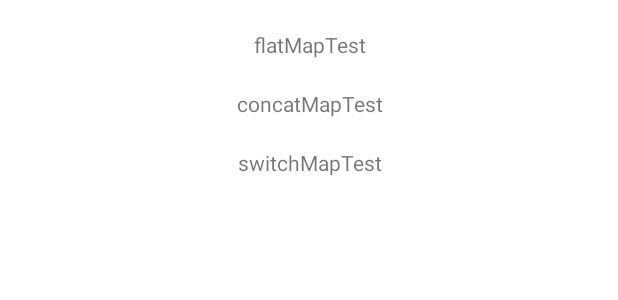
After one commit to kluo88/MyDemo, an Android app: the layout act_rxjava_demo.xml on its own in the app's theme, with its tools: preview values and no code run, on a phone screen of 412 x 824 dp. The commit adds this screen. Shown: the top 300 px of the screen. Run offline under Robolectric (Android 15) with nearby library versions, the phone set to English and light mode, and no system bars.

Commit message:
rxjava demo

```diff
--- a/app/src/main/AndroidManifest.xml
+++ b/app/src/main/AndroidManifest.xml
@@ -83,6 +83,7 @@
         <activity android:name=".MyTabLayoutActivity" />
         <activity android:name=".CountDownTimerViewActivity" />
         <activity android:name=".TitleDownMenuActivity" />
+        <activity android:name=".RxJavaDemoAct" />
     </application>
 
 </manifest>
--- a/app/src/main/java/com/itkluo/demo/DemoListActivity.java
+++ b/app/src/main/java/com/itkluo/demo/DemoListActivity.java
@@ -37,7 +37,7 @@ public class DemoListActivity extends AppCompatActivity {
         mainLayout = findViewById(R.id.mainLayout);
         String[] values = {"使用Binder进行IPC通信", "使用AIDL进行IPC通信", "图片轮播", "ViewPage列表中gridview", "下拉级联菜单", "点击箭头显示下拉菜单", "ConstraintLayout嵌套在ScrollView里面"
                 , "CoordinatorLayout嵌套滑动", "CoordinatorLayout嵌套ListView", "可扩展收缩的FlowLayout", "过度绘制布局(设置/辅助功能/开发者选项/，打开调试GPU过度绘制选项）", "内存MAT分析",
-                "伸缩TextView--CollapsibleTextView", "测试 Demo", "改造系统TabLayout", "抢购倒计时", "商品规格选择弹窗", "点击右上角弹出下拉菜单"};
+                "伸缩TextView--CollapsibleTextView", "测试 Demo", "改造系统TabLayout", "抢购倒计时", "商品规格选择弹窗", "点击右上角弹出下拉菜单", "RxJava操作符"};
         //List<String> list = Arrays.asList(values);
         //Arrays.asList(values)返回的是一个只读的List，不能进行add和remove
         //new ArrayList<>(Arrays.asList(values))则是一个可写的List，可以进行add和remove
@@ -103,6 +103,9 @@ public class DemoListActivity extends AppCompatActivity {
                         break;
                     case 17:
                         DemoListActivity.this.startActivity(new Intent(DemoListActivity.this, TitleDownMenuActivity.class));
+                        break;
+                    case 18:
+                        DemoListActivity.this.startActivity(new Intent(DemoListActivity.this, RxJavaDemoAct.class));
                         break;
                     default:
                         break;
--- /dev/null
+++ b/app/src/main/res/layout/act_rxjava_demo.xml
@@ -0,0 +1,30 @@
+<?xml version="1.0" encoding="utf-8"?>
+<LinearLayout xmlns:android="http://schemas.android.com/apk/res/android"
+    android:layout_width="match_parent"
+    android:layout_height="match_parent"
+    android:orientation="vertical">
+
+    <TextView
+        android:layout_marginTop="20dp"
+        android:gravity="center"
+        android:id="@+id/textView"
+        android:layout_width="match_parent"
+        android:layout_height="wrap_content"
+        android:text="flatMapTest" />
+
+    <TextView
+        android:layout_marginTop="20dp"
+        android:gravity="center"
+        android:id="@+id/textView2"
+        android:layout_width="match_parent"
+        android:layout_height="wrap_content"
+        android:text="concatMapTest" />
+
+    <TextView
+        android:layout_marginTop="20dp"
+        android:gravity="center"
+        android:id="@+id/textView3"
+        android:layout_width="match_parent"
+        android:layout_height="wrap_content"
+        android:text="switchMapTest" />
+</LinearLayout>
```
Also changed, not shown: app/src/main/java/com/itkluo/demo/RxJavaDemoAct.java (added, +127 -0 lines).
